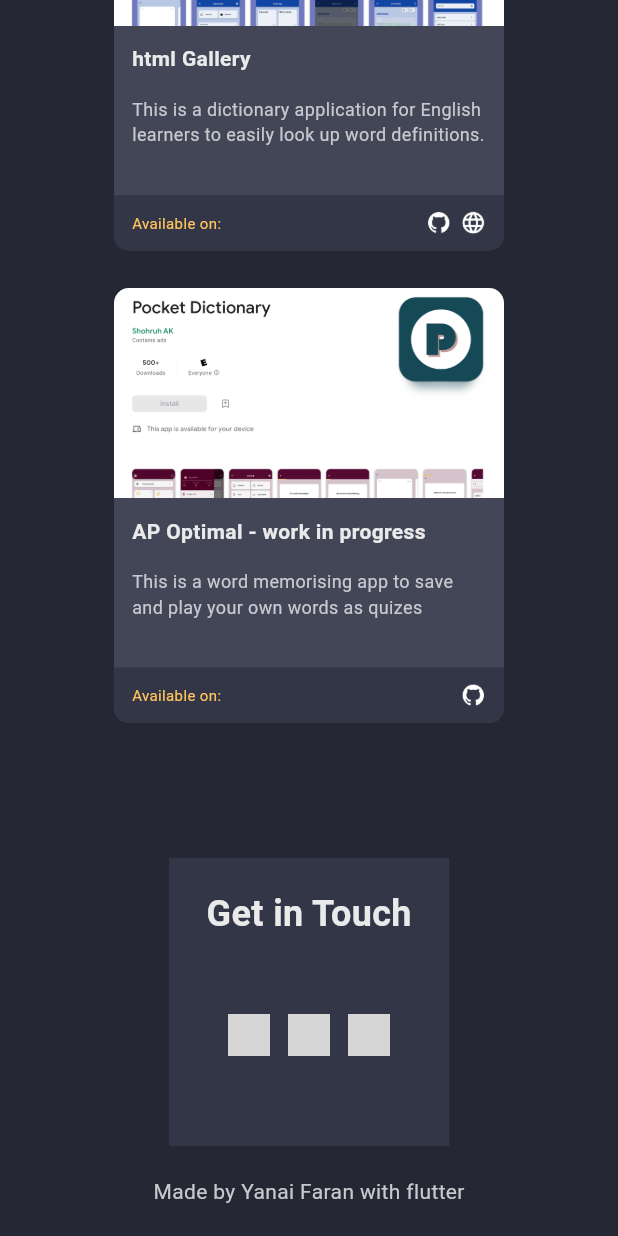
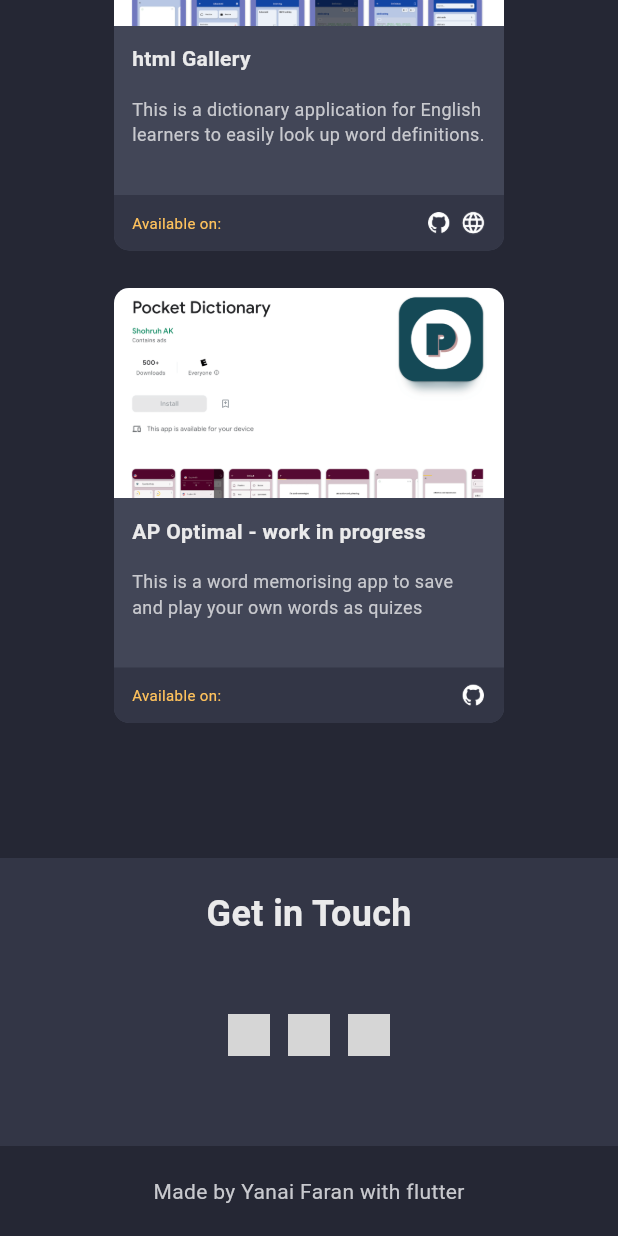
Before and after one commit to Yanai99/flutter-portfolio, a Flutter app: the screen it shows after launch, scrolled down 1916 dp, on a phone screen of 412 x 824 dp. Run offline on Flutter 3.47's test engine with Material 3 defaults, Android fonts, the phone set to English and light mode, and no system bars; missing offline and left inert: dart:js; grey boxes are pictures that could not be loaded.

```diff
--- a/lib/widgets/contacts_section.dart
+++ b/lib/widgets/contacts_section.dart
@@ -12,9 +12,11 @@ class ContactsSection extends StatelessWidget {
 
   @override
   Widget build(BuildContext context) {
+    final double screenWidth = MediaQuery.of(context).size.width;
     return Container(
       padding: const EdgeInsets.fromLTRB(25, 20, 25, 60),
       color: CustomColor.bgLight1,
+      width: screenWidth,
       child: Column(
         children: [
           //title
@@ -34,52 +36,7 @@ class ContactsSection extends StatelessWidget {
                maxWidth: 700,
                maxHeight: 100,
              ),),
-          //   child: LayoutBuilder(builder:(context,constraints){
-          //     if(constraints.maxWidth >= kMinDesktopWidth){
-          //         return buildNameEmailFieldDesktop();
-          //     }
-          //     else
-          //         return buildNameEmailFieldMobile();
-          //   },),
-          // ),
-          // // message field
-          // const SizedBox(
-          //   height: 15,
-          // ),
-          // ConstrainedBox(
-          //   constraints: const BoxConstraints(
-          //     maxWidth: 700,
-          //   ),
-          //   child: CustomTextField(
-          //     hintText: "Your message",
-          //     maxLines: 15,
-          //   ),
-          // ),
-          // const SizedBox(
-          //   height: 20,
-          // ),
-          // // send button
-          // ConstrainedBox(
-          //   constraints: const BoxConstraints(
-          //     maxWidth: 700,
-          //   ),
-          //   child: SizedBox(
-          //       width: double.maxFinite,
-          //       child: ElevatedButton(
-          //           onPressed: () {}, child: Text("Get in touch"))),
-          // ),
 
-          // const SizedBox(
-          //   height: 30,
-          // ),
-          // ConstrainedBox(
-          //     constraints: const BoxConstraints(
-          //       maxWidth: 300,
-          //     ),
-          //     child: const Divider()),
-          // const SizedBox(
-          //   height: 15,
-          // ),
           // SNS icon button links
 
           // TODO:
@@ -124,48 +81,4 @@ class ContactsSection extends StatelessWidget {
       ),
     );
   }
-
-//   Row buildNameEmailFieldDesktop(){
-//     return Row(
-//               children: [
-//                 // name
-//                 Flexible(
-//                   child: CustomTextField(
-//                     hintText: "Your name",
-//                   ),
-//                 ),
-//                 // email
-//                 const SizedBox(
-//                   width: 15,
-//                 ),
-//                 Flexible(
-//                   child: CustomTextField(
-//                     hintText: "Your email",
-//                   ),
-//                 ),
-//               ],
-//             );
-//   }
-
-// Column buildNameEmailFieldMobile(){
-//     return Column(
-//               children: [
-//                 // name
-//                 Flexible(
-//                   child: CustomTextField(
-//                     hintText: "Your name",
-//                   ),
-//                 ),
-//                 // email
-//                 const SizedBox(
-//                   height: 15,
-//                 ),
-//                 Flexible(
-//                   child: CustomTextField(
-//                     hintText: "Your email",
-//                   ),
-//                 ),
-//               ],
-//             );
-//   }
  }
```
Also changed, not shown: 2 other files.
